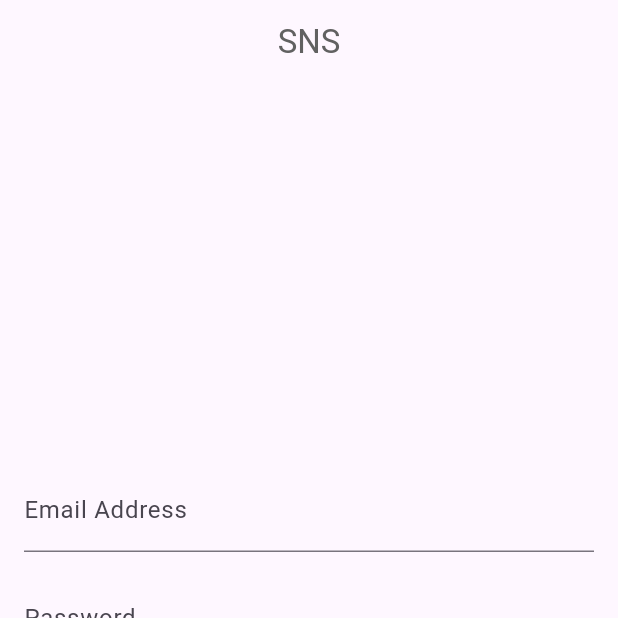
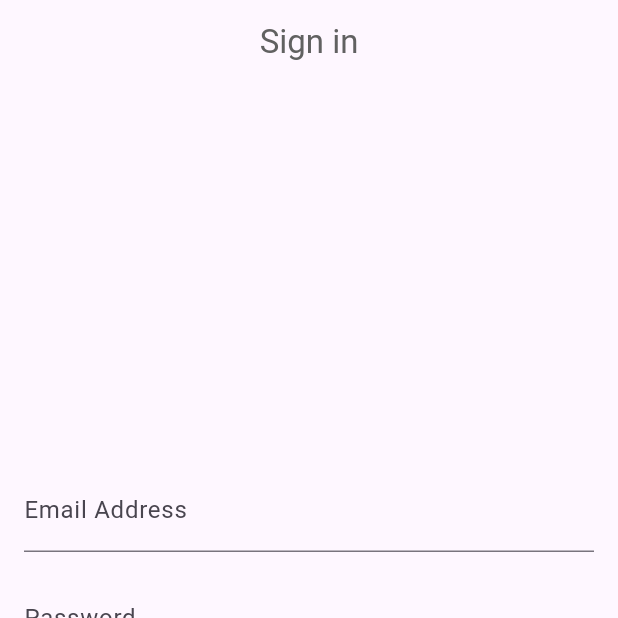
Before and after one commit to nozomi-koborinai/flutter-layered-architecture, a Flutter app: the screen it shows after launch, on a phone screen of 412 x 824 dp, the top half of it. Run offline on Flutter 3.47's test engine with Material 2 defaults, Android fonts, the phone set to English and light mode, and no system bars; our stand-ins replace flutter_riverpod, freezed_annotation.

Commit message:
🐛 fix: change login -> signin

```diff
--- a/lib/presentation/app.dart
+++ b/lib/presentation/app.dart
@@ -1,5 +1,5 @@
 import 'package:flutter/material.dart';
-import 'package:flutter_reference_app_2/presentation/page/user/login_page.dart';
+import 'package:flutter_reference_app_2/presentation/page/user/signin_page.dart';
 import 'package:flutter_reference_app_2/presentation/theme.dart';
 import 'package:flutter_riverpod/flutter_riverpod.dart';
 
@@ -17,7 +17,7 @@ class App extends ConsumerWidget {
       debugShowCheckedModeBanner: false,
       scaffoldMessengerKey: ref.watch(scaffoldMessengerKeyProvider),
       theme: ref.read(themeProvider),
-      home: LoginPage(),
+      home: const SigninPage(),
       builder: (context, child) {
         return Consumer(
           builder: (context, ref, _) {
--- a/lib/presentation/page/user/login_page.dart
+++ b/lib/presentation/page/user/signin_page.dart
@@ -4,17 +4,14 @@ import 'package:flutter_reference_app_2/presentation/page/user/component/signup_
 import 'package:flutter_reference_app_2/presentation/page/user/component/text_field.dart';
 import 'package:flutter_riverpod/flutter_riverpod.dart';
 
-class LoginPage extends ConsumerWidget {
-  LoginPage({super.key});
-
-  final TextEditingController emailController = TextEditingController();
-  final TextEditingController passwordController = TextEditingController();
+class SigninPage extends ConsumerWidget {
+  const SigninPage({super.key});
 
   @override
   Widget build(BuildContext context, WidgetRef ref) {
     return Scaffold(
       appBar: AppBar(
-        title: const Text('SNS'),
+        title: const Text('Sign in'),
       ),
       body: const Padding(
         padding: EdgeInsets.all(16.0),
```
